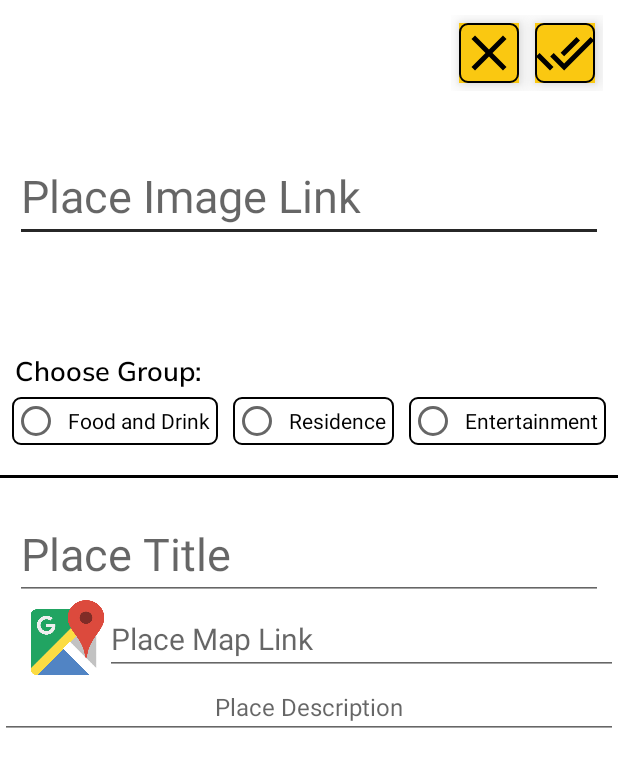
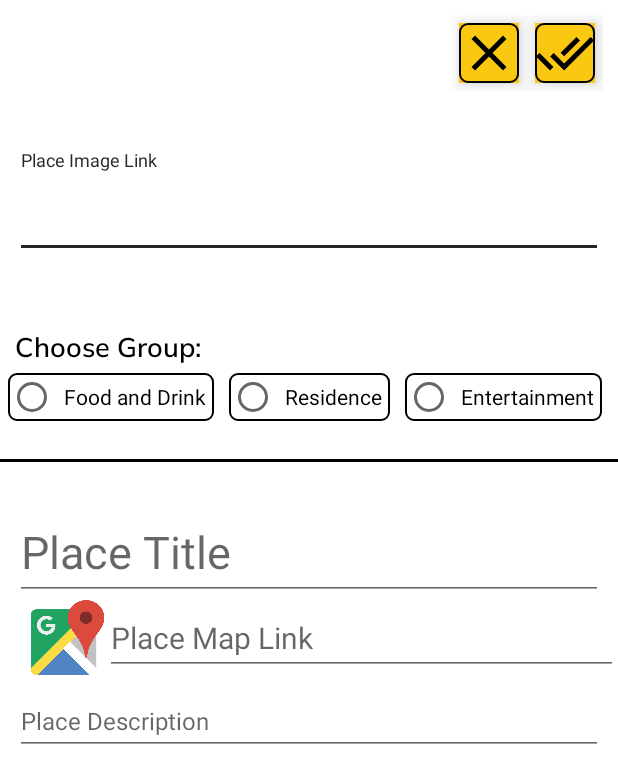
Before and after one commit to sergheiz/myUzhapp, an Android app: the Place_Activity screen opened directly, with no data from a screen before it, after a tap on an icon or button, on a phone screen of 412 x 824 dp. Shown: the top 783 px of the screen. Run offline under Robolectric (Android 15) with nearby library versions, the light colour scheme and no system bars; our stand-ins replace Firebase (no records; nobody signed in at launch, a user with empty details on screens opened directly); pictures from the network do not load; Roboto replaces fonts that are not available here; 11 statements that could not run were skipped.

Commit message:
apk updated.

```diff
--- a/app/src/main/java/com/example/cityguide/Common/Place/Place_Activity.java
+++ b/app/src/main/java/com/example/cityguide/Common/Place/Place_Activity.java
@@ -32,6 +32,7 @@ import com.google.android.gms.tasks.OnCompleteListener;
 import com.google.android.gms.tasks.OnFailureListener;
 import com.google.android.gms.tasks.OnSuccessListener;
 import com.google.android.gms.tasks.Task;
+import com.google.android.material.textfield.TextInputLayout;
 import com.google.firebase.auth.FirebaseAuth;
 import com.google.firebase.firestore.CollectionReference;
 import com.google.firebase.firestore.DocumentReference;
@@ -47,7 +48,7 @@ import java.util.List;
 public class Place_Activity extends AppCompatActivity {
 
     private TextView tvtitle, tvdescription, tvmaplink;
-    private EditText edititle, editdescription, editmaplink, editImgUrl;
+    private TextInputLayout edititle, editdescription, editmaplink, editImgUrl;
     private ImageView img;
     private ImageView cancel, save, edit, like;
     private RadioGroup radioGroup;
@@ -89,10 +90,10 @@ public class Place_Activity extends AppCompatActivity {
         entert = (RadioButton) findViewById(R.id.entert);
 
 
-        editImgUrl = (EditText) findViewById(R.id.edit_imgurl);
-        edititle = (EditText) findViewById(R.id.edit_txttitle);
-        editmaplink = (EditText) findViewById(R.id.edit_map_link);
-        editdescription = (EditText) findViewById(R.id.edit_txtDesc);
+        editImgUrl = findViewById(R.id.edit_imgurl);
+        edititle =  findViewById(R.id.edit_txttitle);
+        editmaplink =  findViewById(R.id.edit_map_link);
+        editdescription = findViewById(R.id.edit_txtDesc);
 
 
         // Recieve data
@@ -101,7 +102,6 @@ public class Place_Activity extends AppCompatActivity {
         Imgurl = intent.getExtras().getString("Imgurl");
 
         WhatToDo = intent.getExtras().getString("WhatToDo");
-
 
 
         Title = intent.getExtras().getString("Title");
@@ -143,13 +143,13 @@ public class Place_Activity extends AppCompatActivity {
 
         //Edit fields
 
-        edititle.setText(Title);
+        edititle.getEditText().setText(Title);
 
-        editImgUrl.setText(Imgurl);
+        editImgUrl.getEditText().setText(Imgurl);
 
-        editmaplink.setText(MapLink);
+        editmaplink.getEditText().setText(MapLink);
 
-        editdescription.setText(Description);
+        editdescription.getEditText().setText(Description);
 
         /**
          //Chech if user is the owner!!!!!!
@@ -260,18 +260,19 @@ public class Place_Activity extends AppCompatActivity {
             return;
         }
 
-        selectedGroup= findViewById(radioGroup.getCheckedRadioButtonId());
-        String n_group = selectedGroup.getText().toString();
-
-
-        String n_imgUrl = editImgUrl.getText().toString();
-        String n_title = edititle.getText().toString();
-        String n_maplink = editmaplink.getText().toString();
-        String n_description = editdescription.getText().toString();
 
         if (!validateTitle() | !validateDescription() | !validateImgUrl() | !validateMapLink() | !validateGroup()) {
             return;
         }
+
+        selectedGroup = findViewById(radioGroup.getCheckedRadioButtonId());
+        String n_group = selectedGroup.getText().toString();
+
+
+        String n_imgUrl = editImgUrl.getEditText().getText().toString();
+        String n_title = edititle.getEditText().getText().toString();
+        String n_maplink = editmaplink.getEditText().getText().toString();
+        String n_description = editdescription.getEditText().getText().toString();
 
         Query query = FirebaseFirestore.getInstance()
                 .collection("Places").whereEqualTo("name", Title);
@@ -292,7 +293,7 @@ public class Place_Activity extends AppCompatActivity {
                                     public void onSuccess(Void aVoid) {
                                         Imgurl = n_imgUrl;
                                         Glide.with(img.getContext()).load(Imgurl).placeholder(R.drawable.image_placeholder).into(img);
-                                        editImgUrl.setText(Imgurl);
+                                        editImgUrl.getEditText().setText(Imgurl);
                                         Toast.makeText(getApplicationContext(), "Image Updated", Toast.LENGTH_SHORT).show();
 
                                     }
@@ -333,7 +334,7 @@ public class Place_Activity extends AppCompatActivity {
                                     public void onSuccess(Void aVoid) {
                                         Title = n_title;
                                         tvtitle.setText(Title);
-                                        edititle.setText(Title);
+                                        edititle.getEditText().setText(Title);
                                         Toast.makeText(getApplicationContext(), "Title Updated", Toast.LENGTH_SHORT).show();
 
                                     }
@@ -373,7 +374,7 @@ public class Place_Activity extends AppCompatActivity {
                                     @Override
                                     public void onSuccess(Void aVoid) {
                                         MapLink = n_maplink;
-                                        editmaplink.setText(MapLink);
+                                        editmaplink.getEditText().setText(MapLink);
                                         fullMapLink = "<a href=" + MapLink + ">Show on Google maps</a>";
                                         tvmaplink.setText(fullMapLink);
                                         tvmaplink.setClickable(true);
@@ -420,7 +421,7 @@ public class Place_Activity extends AppCompatActivity {
                                     public void onSuccess(Void aVoid) {
                                         Description = n_description;
                                         tvdescription.setText(Description);
-                                        editdescription.setText(Description);
+                                        editdescription.getEditText().setText(Description);
                                         Toast.makeText(getApplicationContext(), "Description Updated", Toast.LENGTH_SHORT).show();
 
                                     }
@@ -513,7 +514,7 @@ public class Place_Activity extends AppCompatActivity {
     private boolean validateTitle() {
 
 
-        String val = edititle.getText().toString();
+        String val = edititle.getEditText().getText().toString();
 
         if (val.isEmpty()) {
             edititle.setError(getText(R.string.val_not_empty));
@@ -523,6 +524,7 @@ public class Place_Activity extends AppCompatActivity {
             return false;
         } else {
             edititle.setError(null);
+            edititle.setErrorEnabled(false);
             return true;
         }
     }
@@ -530,7 +532,7 @@ public class Place_Activity extends AppCompatActivity {
     private boolean validateDescription() {
 
 
-        String val = editdescription.getText().toString();
+        String val = editdescription.getEditText().getText().toString();
 
         if (val.isEmpty()) {
             editdescription.setError(getText(R.string.val_not_empty));
@@ -540,6 +542,7 @@ public class Place_Activity extends AppCompatActivity {
             return false;
         } else {
             editdescription.setError(null);
+            editdescription.setErrorEnabled(false);
             return true;
         }
     }
@@ -547,13 +550,14 @@ public class Place_Activity extends AppCompatActivity {
     private boolean validateImgUrl() {
 
 
-        String val = editImgUrl.getText().toString().trim();
+        String val = editImgUrl.getEditText().getText().toString().trim();
 
         if (val.isEmpty()) {
             editImgUrl.setError(getText(R.string.val_not_empty));
             return false;
         } else {
             editImgUrl.setError(null);
+            editImgUrl.setErrorEnabled(false);
             return true;
         }
     }
@@ -561,17 +565,18 @@ public class Place_Activity extends AppCompatActivity {
     private boolean validateMapLink() {
 
 
-        String val = editmaplink.getText().toString().trim();
-        String start = val.substring(0, Math.min(val.length(), 18));
+        String val = editmaplink.getEditText().getText().toString().trim();
+        String start = val.substring(0, Math.min(val.length(), 8));
 
         if (val.isEmpty()) {
             editmaplink.setError(getText(R.string.val_not_empty));
             return false;
-        } else if (!start.equals("https://goo.gl/map")) {
+        } else if (!start.equals("https://")) {
             editdescription.setError(getText(R.string.val_maplink));
             return false;
         } else {
             editmaplink.setError(null);
+            editmaplink.setErrorEnabled(false);
             return true;
         }
     }
--- a/app/src/main/res/layout/activity_place.xml
+++ b/app/src/main/res/layout/activity_place.xml
@@ -36,17 +36,27 @@
                 android:scaleType="centerCrop"
                 android:src="@drawable/uzh_castle_photo" />
 
-            <EditText
-                android:id="@+id/edit_imgurl"
+            <com.google.android.material.textfield.TextInputLayout
                 android:layout_width="match_parent"
                 android:layout_height="wrap_content"
-                android:layout_alignLeft="@id/img_thumbnail"
+                android:layout_alignStart="@id/img_thumbnail"
+                android:layout_marginTop="100dp"
                 android:layout_marginHorizontal="10dp"
-                android:layout_marginTop="100dp"
+                android:id="@+id/edit_imgurl"
+                android:visibility="invisible"
+                >
+
+                <com.google.android.material.textfield.TextInputEditText
+                    android:layout_width="match_parent"
+                    android:layout_height="match_parent"
                     android:hint="Place Image Link"
                     android:singleLine="true"
-                android:textSize="30sp"
-                android:visibility="invisible" />
+                    android:textSize="30sp"/>
+
+            </com.google.android.material.textfield.TextInputLayout>
+
+
+
 
             <LinearLayout
                 android:id="@+id/group_layout"
@@ -65,12 +75,15 @@
                     android:textColor="@color/Black"
                     android:textSize="18sp" />
 
+                <HorizontalScrollView
+                    android:padding="5dp"
+                    android:layout_width="wrap_content"
+                    android:layout_height="wrap_content">
+
                     <RadioGroup
                         android:id="@+id/radio_group"
                         android:layout_width="wrap_content"
                         android:layout_height="match_parent"
-                    android:layout_gravity="center"
-                    android:layout_marginTop="5dp"
                         android:orientation="horizontal">
 
                         <RadioButton
@@ -99,7 +112,12 @@
                             android:layout_marginLeft="10dp"
                             android:text="@string/entertain" />
 
+
                     </RadioGroup>
+
+                </HorizontalScrollView>
+
+
 
                 <View
                     android:layout_width="match_parent"
@@ -127,17 +145,28 @@
                 android:textColor="@color/Black"
                 android:textSize="30sp" />
 
-            <EditText
-                android:id="@+id/edit_txttitle"
+
+            <com.google.android.material.textfield.TextInputLayout
                 android:layout_width="match_parent"
                 android:layout_height="wrap_content"
+                android:layout_alignStart="@id/img_thumbnail"
                 android:layout_alignBottom="@id/img_thumbnail"
                 android:layout_marginHorizontal="10dp"
+                android:id="@+id/edit_txttitle"
+                android:visibility="invisible"
+                >
+
+                <com.google.android.material.textfield.TextInputEditText
+                    android:layout_width="match_parent"
+                    android:layout_height="match_parent"
                     android:fontFamily="@font/baloo"
                     android:hint="Place Title"
                     android:singleLine="true"
-                android:textSize="30sp"
-                android:visibility="invisible" />
+                    android:textSize="30sp"/>
+
+            </com.google.android.material.textfield.TextInputLayout>
+
+
 
 
             <TextView
@@ -152,17 +181,28 @@
                 android:textColor="#0000EE"
                 android:textSize="20sp" />
 
-            <EditText
-                android:id="@+id/edit_map_link"
+
+            <com.google.android.material.textfield.TextInputLayout
                 android:layout_width="match_parent"
                 android:layout_height="wrap_content"
                 android:layout_alignBottom="@id/map_icon"
                 android:layout_toRightOf="@id/map_icon"
+                android:id="@+id/edit_map_link"
+                android:visibility="invisible"
+                >
+
+                <com.google.android.material.textfield.TextInputEditText
+                    android:layout_width="match_parent"
+                    android:layout_height="match_parent"
                     android:hint="Place Map Link"
                     android:singleLine="true"
                     android:textColor="#0000EE"
-                android:textSize="20sp"
-                android:visibility="invisible" />
+                    android:textSize="20sp"/>
+
+            </com.google.android.material.textfield.TextInputLayout>
+
+
+
 
             <androidx.core.widget.NestedScrollView
                 android:layout_width="match_parent"
@@ -181,15 +221,26 @@
 
             </androidx.core.widget.NestedScrollView>
 
-            <EditText
-                android:id="@+id/edit_txtDesc"
+
+            <com.google.android.material.textfield.TextInputLayout
                 android:layout_width="match_parent"
                 android:layout_height="wrap_content"
                 android:layout_below="@id/map_link"
+                android:layout_marginHorizontal="10dp"
+                android:id="@+id/edit_txtDesc"
+                android:visibility="invisible"
+                >
+
+                <com.google.android.material.textfield.TextInputEditText
+                    android:layout_width="match_parent"
+                    android:layout_height="match_parent"
                     android:hint="Place Description"
                     android:textAlignment="center"
-                android:textSize="16sp"
-                android:visibility="invisible" />
+                    android:textSize="16sp"/>
+
+            </com.google.android.material.textfield.TextInputLayout>
+
+
 
 
         </RelativeLayout>
```
Also changed, not shown: app/src/main/java/com/example/cityguide/Common/LoginSignup/SignUp.java (+24 -31 lines). Lines whose indentation alone changed are shown as unchanged.
